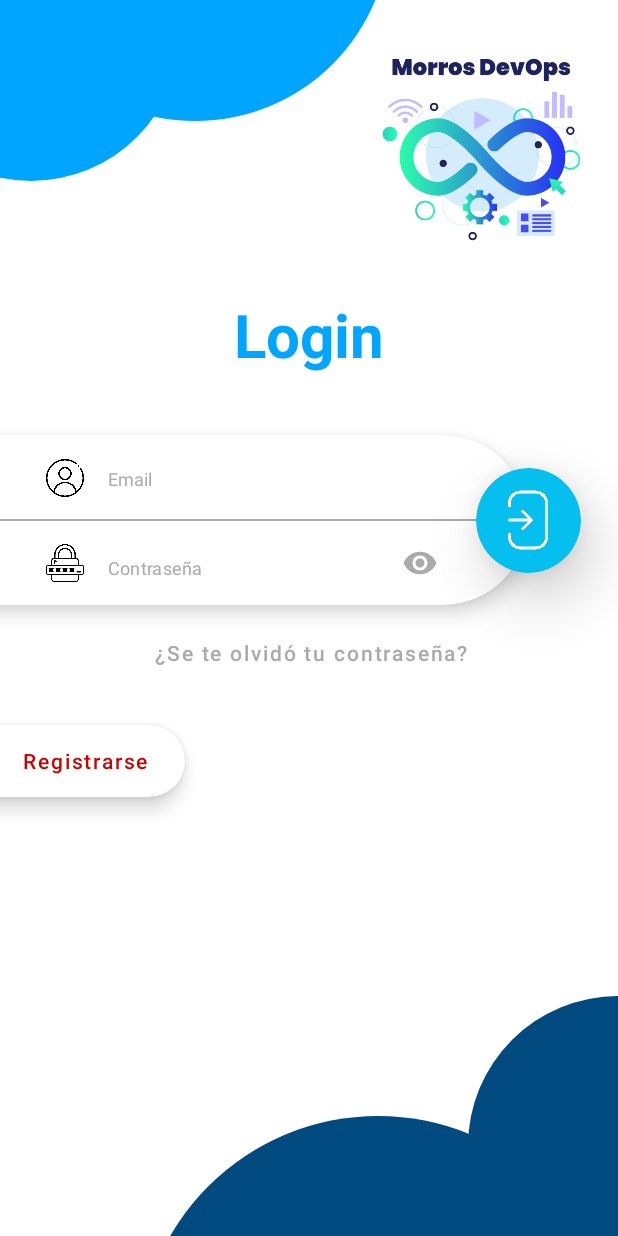
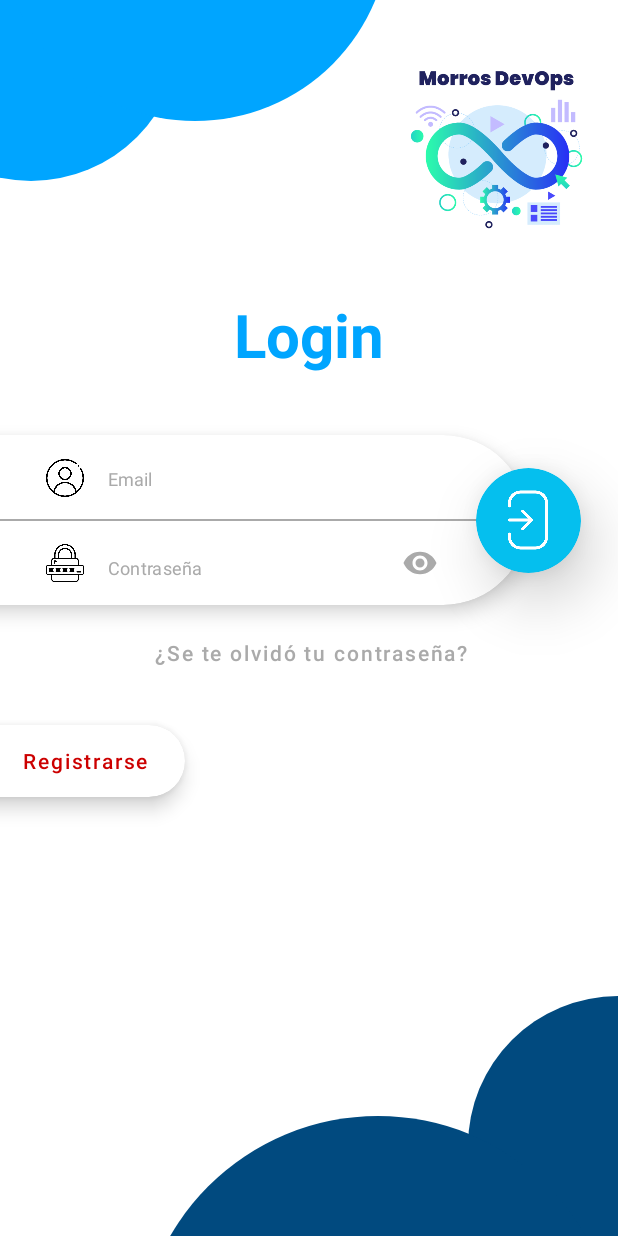
Before and after one commit to leothan522/morros-devops-chat_apk, an Android app: the screen it shows after launch (LoginActivity), on a phone screen of 412 x 824 dp. Run offline under Robolectric (Android 15) with nearby library versions, the phone set to English and light mode, and no system bars; our stand-ins replace Shimmer.

Commit message:
Cambios menores posicion logo

```diff
--- a/app/src/main/res/layout/activity_login.xml
+++ b/app/src/main/res/layout/activity_login.xml
@@ -30,9 +30,9 @@
 
     <ImageView
         android:id="@+id/iv_logo"
-        android:layout_width="150dp"
-        android:layout_height="150dp"
-        android:layout_marginTop="25dp"
+        android:layout_width="130dp"
+        android:layout_height="130dp"
+        android:layout_marginTop="35dp"
         android:layout_marginEnd="15dp"
         android:src="@drawable/logo_new_transparente"
         app:layout_constraintEnd_toEndOf="parent"
--- a/app/src/main/res/layout/activity_recuperar.xml
+++ b/app/src/main/res/layout/activity_recuperar.xml
@@ -33,7 +33,7 @@
         android:layout_width="100dp"
         android:layout_height="100dp"
         android:layout_marginTop="30dp"
-        android:layout_marginEnd="65dp"
+        android:layout_marginEnd="35dp"
         android:src="@drawable/logo_new_transparente"
         app:layout_constraintEnd_toEndOf="parent"
         app:layout_constraintTop_toTopOf="parent"
--- a/app/src/main/res/layout/activity_register.xml
+++ b/app/src/main/res/layout/activity_register.xml
@@ -33,7 +33,7 @@
         android:layout_width="100dp"
         android:layout_height="100dp"
         android:layout_marginTop="30dp"
-        android:layout_marginEnd="65dp"
+        android:layout_marginEnd="35dp"
         android:src="@drawable/logo_new_transparente"
         app:layout_constraintEnd_toEndOf="parent"
         app:layout_constraintTop_toTopOf="parent"
```
